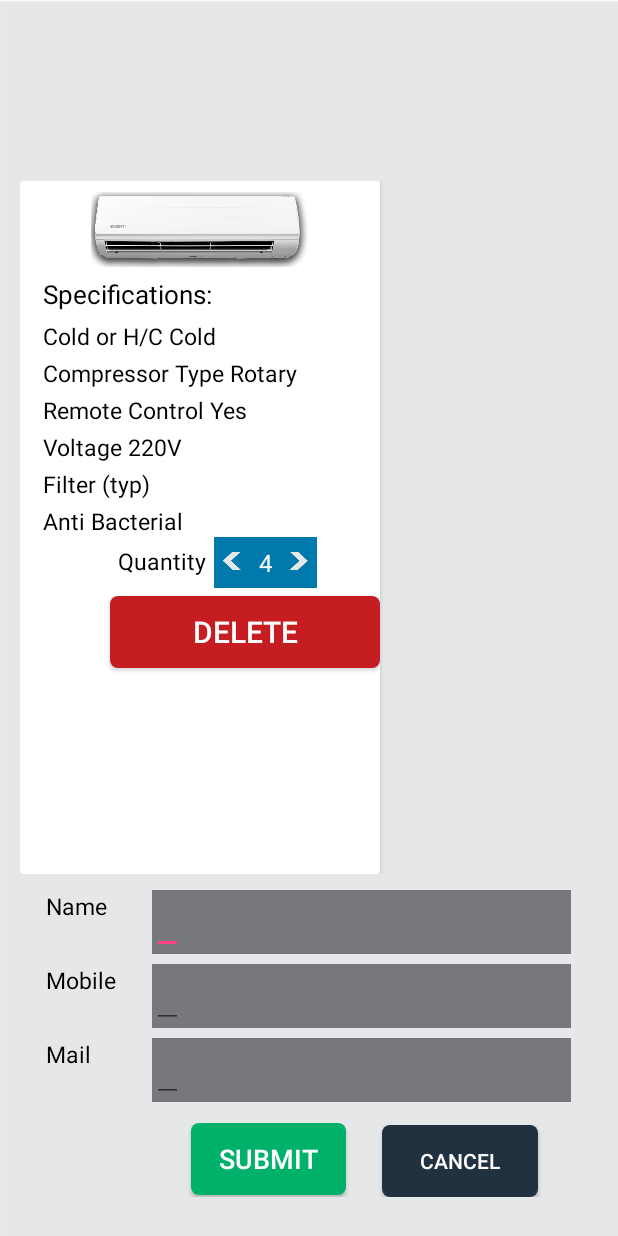
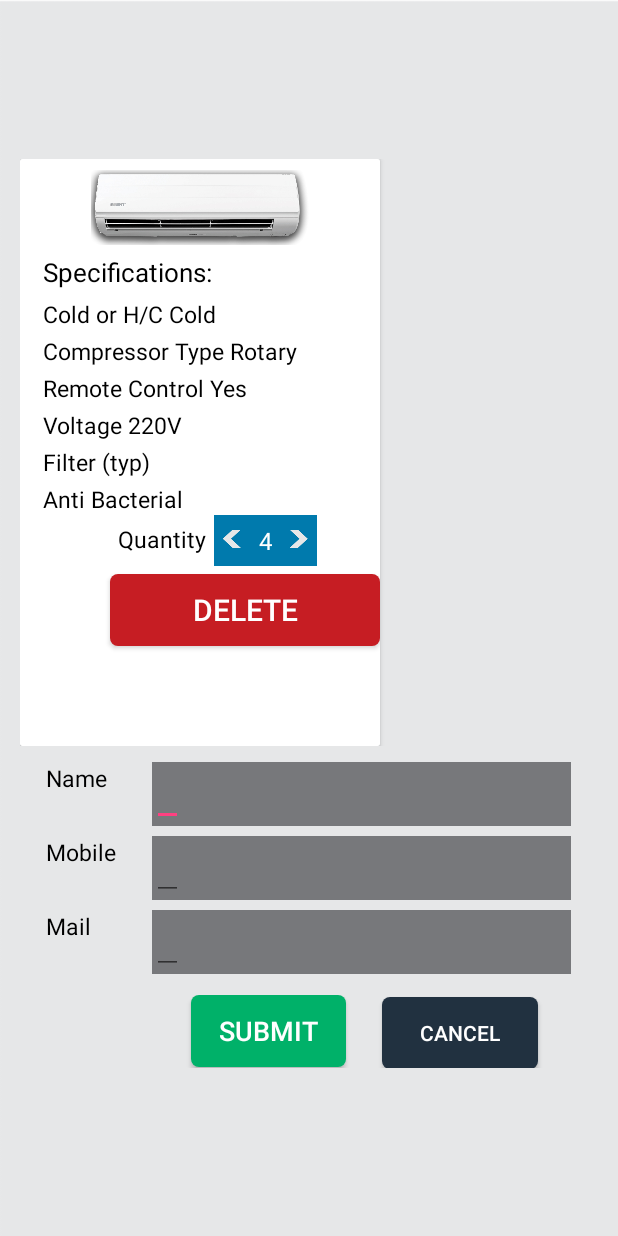
Before and after one commit to proAhmed/fawa, an Android app: the fragment OrderFragment shown on its own in the app's theme, on a phone screen of 412 x 824 dp. Run offline under Robolectric (Android 15) with nearby library versions, the phone set to English and light mode, and no system bars; 2 statements that could not run were skipped.

Commit message:
edit arabic xml and bug fixing

```diff
--- a/app/src/main/java/droidahmed/com/fawaz/fragment/OrderFragment.java
+++ b/app/src/main/java/droidahmed/com/fawaz/fragment/OrderFragment.java
@@ -91,8 +91,8 @@ public class OrderFragment extends Fragment {
 //        mainActivity.ui("Products");
         getActivity().findViewById(R.id.imgLogo).setVisibility(View.GONE);
         getActivity().findViewById(R.id.imgBack).setVisibility(View.VISIBLE);
-        getActivity().findViewById(R.id.textTitle).setVisibility(View.VISIBLE);
-     TextView tv = (TextView) getActivity().findViewById(R.id.textTitle);
-        tv.setText(getString(R.string.order));
+//        getActivity().findViewById(R.id.textTitle).setVisibility(View.VISIBLE);
+//     TextView tv = (TextView) getActivity().findViewById(R.id.textTitle);
+//        tv.setText(getString(R.string.order));
     }
 }
--- a/app/src/main/java/droidahmed/com/fawaz/fragment/ProductFragment.java
+++ b/app/src/main/java/droidahmed/com/fawaz/fragment/ProductFragment.java
@@ -101,7 +101,7 @@ public class ProductFragment extends Fragment implements
 //        mainActivity.ui("Products");
         getActivity().findViewById(R.id.imgLogo).setVisibility(View.GONE);
         getActivity().findViewById(R.id.imgBack).setVisibility(View.VISIBLE);
-        getActivity().findViewById(R.id.textTitle).setVisibility(View.VISIBLE);
+   //     getActivity().findViewById(R.id.textTitle).setVisibility(View.VISIBLE);
 
     }
 
--- a/app/src/main/java/droidahmed/com/fawaz/fragment/ProductsFragment.java
+++ b/app/src/main/java/droidahmed/com/fawaz/fragment/ProductsFragment.java
@@ -89,7 +89,7 @@ public class ProductsFragment extends Fragment implements
 //        mainActivity.ui("Products");
         getActivity().findViewById(R.id.imgLogo).setVisibility(View.GONE);
         getActivity().findViewById(R.id.imgBack).setVisibility(View.VISIBLE);
-        getActivity().findViewById(R.id.textTitle).setVisibility(View.VISIBLE);
+      //  getActivity().findViewById(R.id.textTitle).setVisibility(View.VISIBLE);
     }
 
     @Override
--- a/app/src/main/res/layout-ar/fragment_orders.xml
+++ b/app/src/main/res/layout-ar/fragment_orders.xml
@@ -12,7 +12,7 @@
     <LinearLayout
         android:layout_width="match_parent"
         android:layout_height="0dp"
-        android:layout_weight="1.7"
+        android:layout_weight="1.5"
         android:orientation="horizontal"/>
 
     <com.bhavin.horizontallistview.HorizontalListView
@@ -21,7 +21,7 @@
         android:layout_height="0dp"
         android:layout_marginLeft="13dp"
         android:layout_marginRight="10dp"
-        android:layout_weight="6.5"/>
+        android:layout_weight="5.5"/>
 
     <LinearLayout
         android:layout_width="match_parent"
@@ -194,7 +194,7 @@
     <LinearLayout
         android:layout_width="match_parent"
         android:layout_height="0dp"
-        android:layout_weight="0.3"
+        android:layout_weight="1"
               android:orientation="horizontal"/>
 </LinearLayout>
 </LinearLayout>
--- a/app/src/main/res/layout/card_items.xml
+++ b/app/src/main/res/layout/card_items.xml
@@ -5,7 +5,8 @@
     xmlns:android="http://schemas.android.com/apk/res/android" >
 <LinearLayout xmlns:android="http://schemas.android.com/apk/res/android"
     android:orientation="vertical" android:layout_width="match_parent"
-    android:layout_height="match_parent">
+    android:layout_height="match_parent"
+    >
 
     <ImageView
         android:src="@drawable/air_condition"
--- a/app/src/main/res/layout/fragment_orders.xml
+++ b/app/src/main/res/layout/fragment_orders.xml
@@ -12,7 +12,7 @@
     <LinearLayout
         android:layout_width="match_parent"
         android:layout_height="0dp"
-        android:layout_weight="1.7"
+        android:layout_weight="1.5"
         android:orientation="horizontal"/>
 
     <com.bhavin.horizontallistview.HorizontalListView
@@ -21,7 +21,7 @@
         android:layout_height="0dp"
         android:layout_marginLeft="13dp"
         android:layout_marginRight="10dp"
-        android:layout_weight="6.5"/>
+        android:layout_weight="5.5"/>
 
     <LinearLayout
         android:layout_width="match_parent"
@@ -194,7 +194,7 @@
     <LinearLayout
         android:layout_width="match_parent"
         android:layout_height="0dp"
-        android:layout_weight="0.3"
+        android:layout_weight="1.5"
               android:orientation="horizontal"/>
 </LinearLayout>
 </LinearLayout>
```
Also changed, not shown: app/src/main/res/layout-ar/card_items.xml (+14 -7 lines), app/src/main/res/layout-ar/start_fragment.xml (+10 -3 lines), app/src/main/res/drawable-hdpi/circle_button.png (added), app/src/main/res/drawable-mdpi/circle_button.png (added), app/src/main/res/drawable-xhdpi/circle_button.png (added), app/src/main/res/drawable-xxhdpi/circle_button.png (added).
